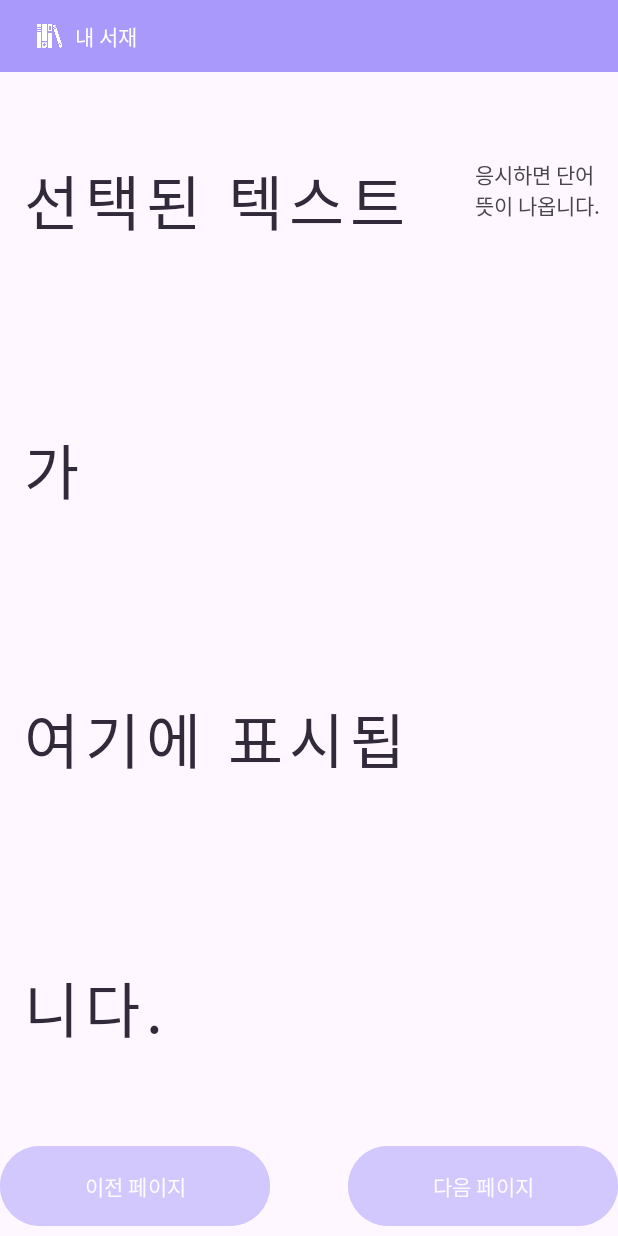
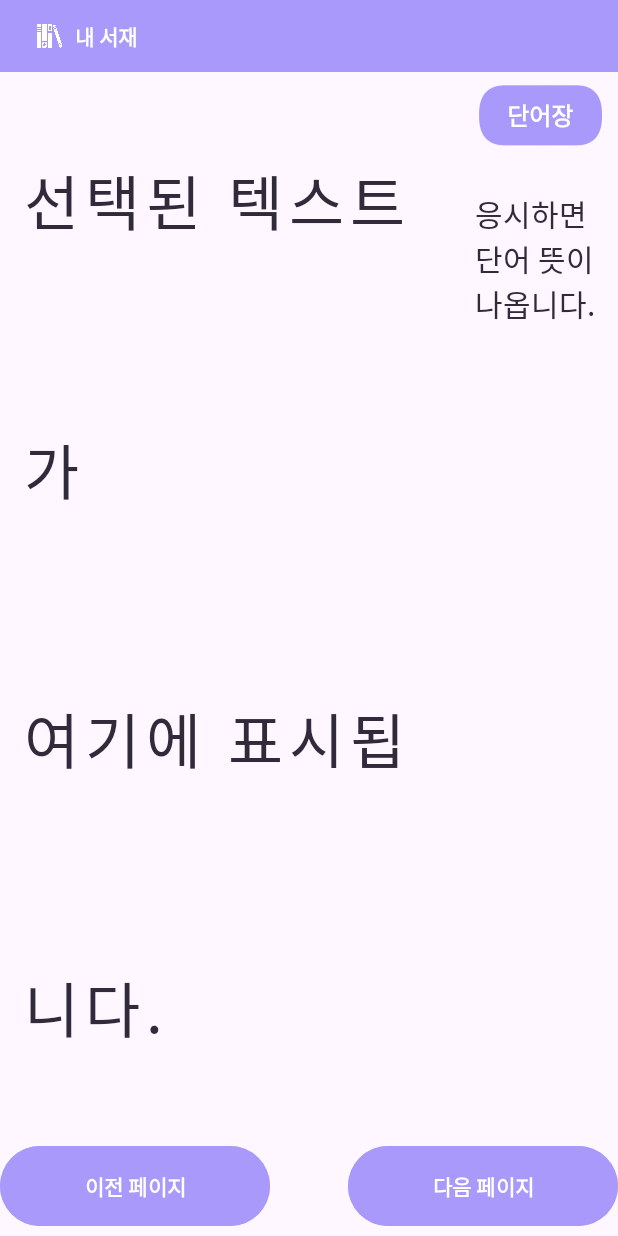
Before and after one commit to babyhuynwoo/EYE_SMART, an Android app: the MainActivity screen opened directly, with no data from a screen before it, on a phone screen of 412 x 824 dp. Run offline under Robolectric (Android 15) with nearby library versions, the phone set to English and light mode, and no system bars; libraries missing offline, so code that uses them is left out: camp.visual.eyedid; 3 statements that could not run were skipped.

Commit message:
activity_main.xml 단어 의미 출력  ui수정 및 출력내용 수정

```diff
--- a/app/src/main/java/com/example/eye_smart/dict_utils/JsonParser.java
+++ b/app/src/main/java/com/example/eye_smart/dict_utils/JsonParser.java
@@ -16,7 +16,8 @@ public class JsonParser {
             displayText.append("InputText: ").append(jsonResponse.optString("InputText", "없음")).append("\n\n");
 
             // Komoran 분석 결과 표시 (ExtractedWords 사용)
-            displayText.append("■ Komoran 형태소 분석 결과\n\n");
+            //displayText.append("■ Komoran 형태소 분석 결과\n\n");
+            displayText.append("■ 인식된 단어 \n\n");
             JSONArray extractedWords = jsonResponse.getJSONArray("ExtractedWords");
             for (int i = 0; i < extractedWords.length(); i++) {
                 displayText.append(extractedWords.getString(i)).append(" ");
--- a/app/src/main/res/layout/activity_main.xml
+++ b/app/src/main/res/layout/activity_main.xml
@@ -40,6 +40,7 @@
                 android:layout_height="wrap_content"
                 android:background="@android:color/transparent"
                 android:text="내 서재"
+                android:textStyle="bold"
                 android:textColorLink="@color/main_color_purple"
                 app:icon="@drawable/bookshelf" />
         </FrameLayout>
@@ -84,15 +85,28 @@
                 android:orientation="vertical"
                 android:padding="8dp">
 
+                <TextView
+                    android:id="@+id/textView4"
+                    android:layout_width="match_parent"
+                    android:layout_height="42dp"
+                    android:background="@drawable/textback"
+                    android:gravity="center"
+                    android:text="단어장"
+                    android:textStyle="bold"
+                    android:textColor="@color/white"
+                    android:textSize="16sp" />
+
                 <Space
                     android:layout_width="match_parent"
-                    android:layout_height="50dp" />
+                    android:layout_height="29dp" />
 
                 <TextView
                     android:id="@+id/textView3"
                     android:layout_width="match_parent"
                     android:layout_height="match_parent"
-                    android:text="응시하면 단어 뜻이 나옵니다." />
+                    android:text="응시하면 단어 뜻이 나옵니다."
+                    android:textColor="@color/text"
+                    android:textSize="20sp" />
             </LinearLayout>
         </LinearLayout>
 
@@ -108,9 +122,9 @@
                 android:layout_height="wrap_content"
                 android:layout_gravity="start|center_vertical"
                 android:layout_weight="1"
-                android:alpha="0.5"
                 android:backgroundTint="@color/main_color_purple"
                 android:padding="16dp"
+                android:textStyle="bold"
                 android:text="이전 페이지"
                 android:textColor="@android:color/white" />
 
@@ -120,9 +134,9 @@
                 android:layout_height="wrap_content"
                 android:layout_gravity="end|center_vertical"
                 android:layout_weight="1"
-                android:alpha="0.5"
                 android:backgroundTint="@color/main_color_purple"
                 android:padding="16dp"
+                android:textStyle="bold"
                 android:text="다음 페이지"
                 android:textColor="@android:color/white" />
         </FrameLayout>
```
Also changed, not shown: app/src/main/res/drawable/textback.png (added).
